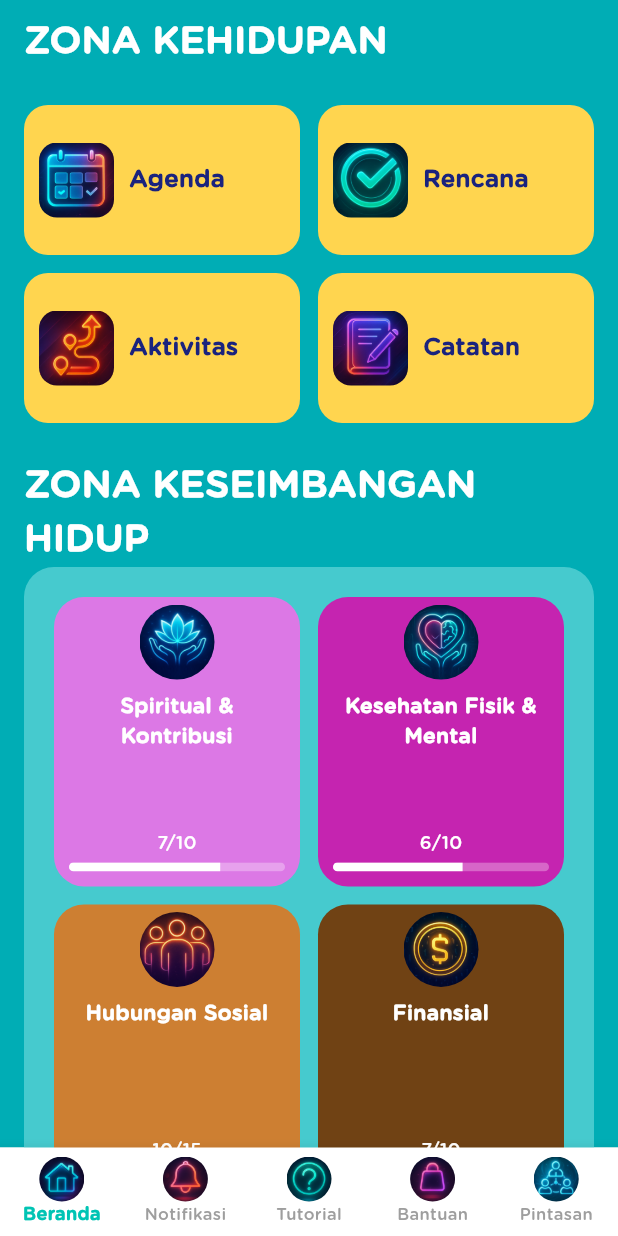
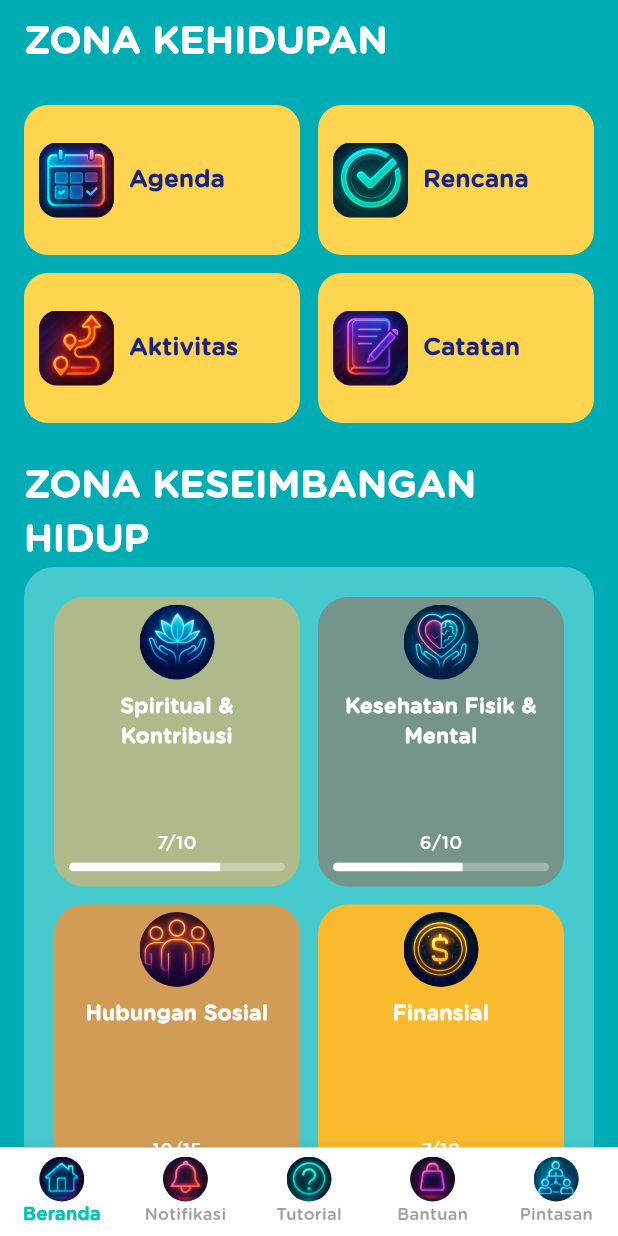
Before and after one commit to musupadi/motivee, a Flutter app: the screen it shows after launch, scrolled down 576 dp, on a phone screen of 412 x 824 dp. Run offline on Flutter 3.47's test engine with Material 3 defaults, Android fonts, the phone set to English and light mode, and no system bars; our stand-ins replace lottie, marquee, smooth_page_indicator; project files that could hold a hidden picture were left out.

Commit message:
Update Color

```diff
--- a/lib/Constant/Color.dart
+++ b/lib/Constant/Color.dart
@@ -33,5 +33,29 @@ Color CZonaProdukBackground(){
 
 // Zona Keseimbangan Hidup
 Color CSpiritual(){
-  return Color.fromRGBO(220, 120, 299, 1.0);
+  return Color.fromRGBO(174, 186, 138, 1.0);
 }
+Color CKesehatan(){
+  return Color.fromRGBO(116, 148, 140, 1.0);
+}
+
+Color CHubunganSosial(){
+  return Color.fromRGBO(209, 157, 86, 1.0);
+}
+Color CFinansial(){
+  return Color.fromRGBO(249, 186, 46, 1.0);
+}
+
+Color CPengembanganDiri(){
+  return Color.fromRGBO(217, 108, 128, 1.0);
+}
+
+Color CPekerjaanKarir(){
+  return Color.fromRGBO(234, 157, 174, 1.0);
+}
+Color CHunian(){
+  return Color.fromRGBO(197, 208,70, 1.0);
+}
+Color CRekreasi(){
+  return Color.fromRGBO(156,201,127,1.0);
+}
--- a/lib/Home/Home.dart
+++ b/lib/Home/Home.dart
@@ -90,62 +90,62 @@ class Home extends StatelessWidget {
                     mainAxisSpacing: 12,
                     physics: const NeverScrollableScrollPhysics(),
                     childAspectRatio: 0.85, // sesuaikan tinggi-lebar card
-                    children: const [
+                    children: [
                       BalanceZoneCard(
                         title: "Spiritual & Kontribusi",
                         imagePath: "assets/img/spiritual pendek.png",
                         current: 7,
                         total: 10,
-                        backgroundColor: Color.fromRGBO(220, 120, 229, 1),
+                        backgroundColor: CSpiritual(),
                       ),
                       BalanceZoneCard(
                         title: "Kesehatan Fisik & Mental",
                         imagePath: "assets/img/kesehatan fisik.png",
                         current: 6,
                         total: 10,
-                        backgroundColor: Color.fromRGBO(197, 36, 176, 1),
+                        backgroundColor:CKesehatan(),
                       ),
                       BalanceZoneCard(
                         title: "Hubungan Sosial",
                         imagePath: "assets/img/hub sosial.png",
                         current: 10,
                         total: 15,
-                        backgroundColor: Color.fromRGBO(205, 127, 50, 1),
+                        backgroundColor: CHubunganSosial(),
                       ),
                       BalanceZoneCard(
                         title: "Finansial",
                         imagePath: "assets/img/keuangan.png",
                         current: 7,
                         total: 10,
-                        backgroundColor: Color.fromRGBO(112, 66, 20, 1),
+                        backgroundColor: CFinansial(),
                       ),
                       BalanceZoneCard(
                         title: "Pengembangan Diri & Kreativitas",
                         imagePath: "assets/img/pengembangan.png",
                         current: 5,
                         total: 10,
-                        backgroundColor: Color.fromRGBO(217, 108, 128, 1),
+                        backgroundColor: CPengembanganDiri(),
                       ),
                       BalanceZoneCard(
                         title: "Pekerjaan & Karir",
                         imagePath: "assets/img/pekerjaan.png",
                         current: 7,
                         total: 10,
-                        backgroundColor: Color.fromRGBO(242, 46, 82, 1),
+                        backgroundColor: CPekerjaanKarir(),
                       ),
                       BalanceZoneCard(
                         title: "Hunian & Lingkungan",
                         imagePath: "assets/img/hunian.png",
                         current: 7,
                         total: 10,
-                        backgroundColor: Color.fromRGBO(217, 108, 128, 1),
+                        backgroundColor: CHunian(),
                       ),
                       BalanceZoneCard(
                         title: "Rekreasi & Relaksasi",
                         imagePath: "assets/img/rekreasi.png",
                         current: 5,
                         total: 10,
-                        backgroundColor: Color.fromRGBO(108, 113, 2, 1),
+                        backgroundColor: CRekreasi(),
                       ),
 
                     ],
@@ -382,7 +382,7 @@ class BalanceZoneCard extends StatelessWidget {
   final int total;
   final Color backgroundColor;
 
-  const BalanceZoneCard({
+  BalanceZoneCard({
     super.key,
     required this.title,
     required this.imagePath,
```
